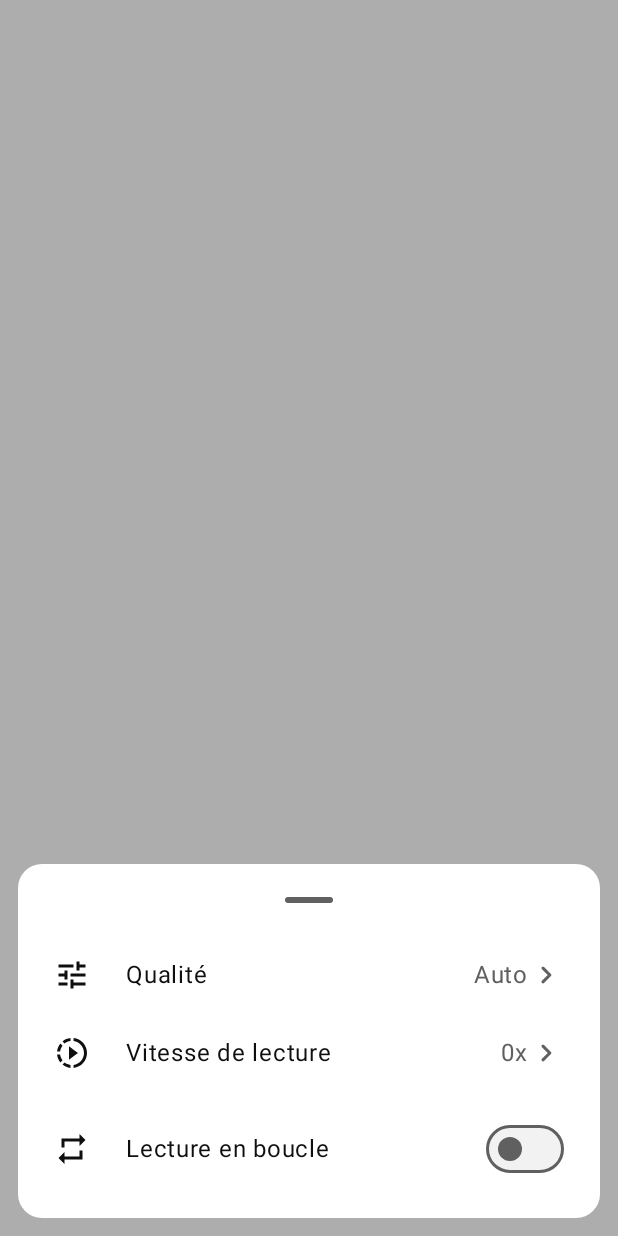
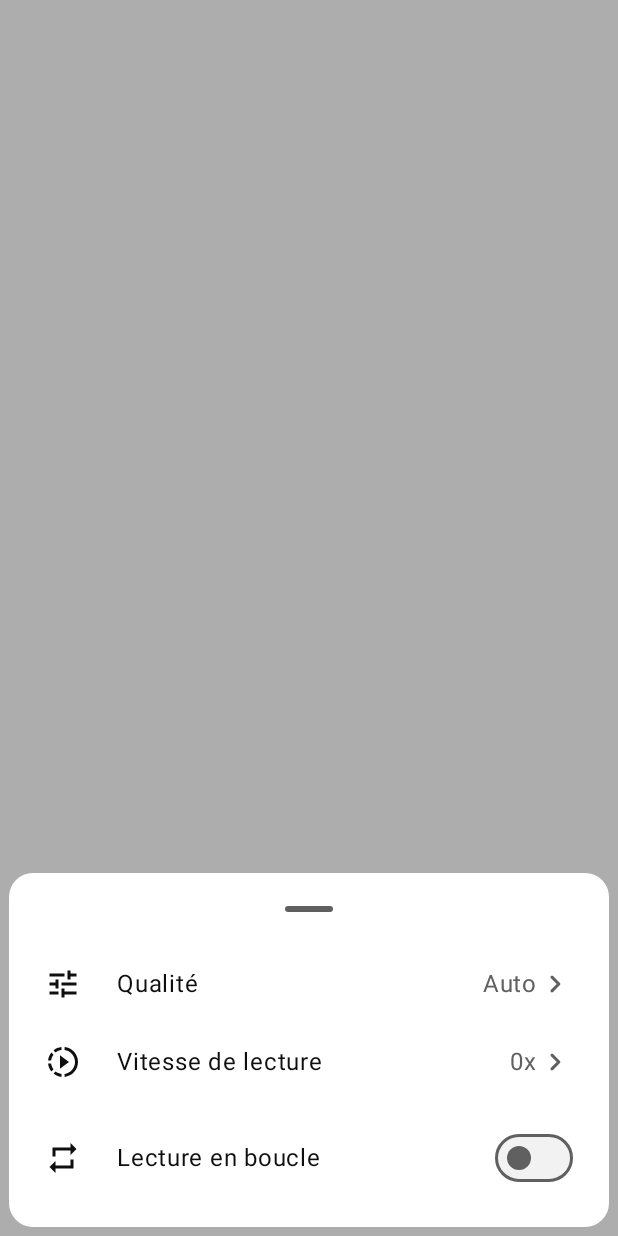
Before and after one commit to antmrlt/sigmatube, an Android app built with Jetpack Compose: the composable PlayerSettingsSheet called with empty values, on a phone screen of 412 x 824 dp. Run offline under Robolectric (Android 15) with nearby library versions, the phone set to English and light mode, and no system bars; libraries missing offline, so code that uses them is left out: org.schabi.newpipe; 3 statements that could not run were skipped.

Commit message:
Menu des paramètres du lecteur plus proche des bords de l'écran

```diff
--- a/app/src/main/java/app/sigmatube/ui/watch/PlayerSettings.kt
+++ b/app/src/main/java/app/sigmatube/ui/watch/PlayerSettings.kt
@@ -67,7 +67,7 @@ fun PlayerSettingsSheet(
         shape = RoundedCornerShape(16.dp),
         containerColor = MaterialTheme.colorScheme.background,
         sheetMaxWidth = 520.dp,
-        modifier = Modifier.padding(horizontal = 12.dp).navigationBarsPadding().padding(bottom = 12.dp),
+        modifier = Modifier.padding(horizontal = 6.dp).navigationBarsPadding().padding(bottom = 6.dp),
     ) {
         Column(Modifier.padding(bottom = 8.dp).verticalScroll(rememberScrollState())) {
             when (page) {
```
